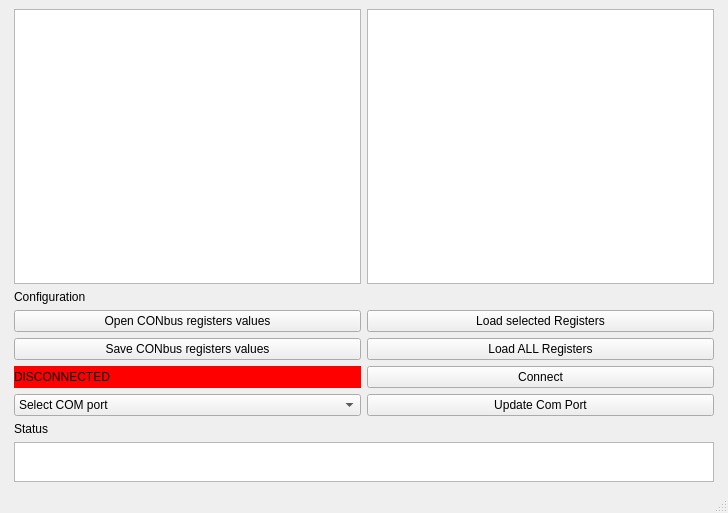
Qt form CONBusUI/CONbus.ui (SoonerRobotics/CON-bus) before a commit.
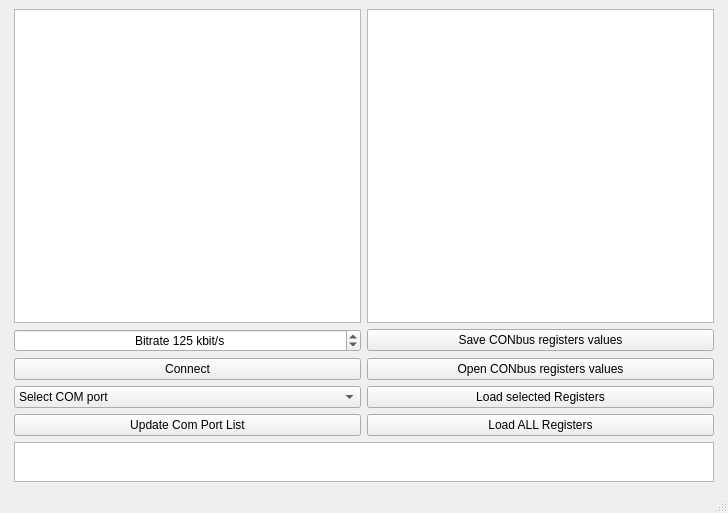
The same form after that commit.

Commit message: json example

Patch:
```diff
--- a/CONBusUI/CONbus.ui
+++ b/CONBusUI/CONbus.ui
@@ -39,20 +39,38 @@
     </item>
     <item row="0" column="1">
      <layout class="QGridLayout" name="gridLayout">
-      <item row="7" column="1">
-       <widget class="QPushButton" name="pushButton">
-        <property name="text">
-         <string>Update Com Port</string>
-        </property>
-       </widget>
-      </item>
-      <item row="0" column="0">
-       <widget class="QTableWidget" name="changeTable"/>
-      </item>
-      <item row="0" column="1">
+      <item row="0" column="2">
        <widget class="QTableWidget" name="readTable"/>
       </item>
-      <item row="7" column="0">
+      <item row="4" column="2">
+       <widget class="QPushButton" name="saveRegisterValuesButton">
+        <property name="text">
+         <string>Save CONbus registers values</string>
+        </property>
+       </widget>
+      </item>
+      <item row="7" column="2">
+       <widget class="QPushButton" name="openRegisterValueButton">
+        <property name="text">
+         <string>Open CONbus registers values</string>
+        </property>
+       </widget>
+      </item>
+      <item row="9" column="1">
+       <widget class="QPushButton" name="updateComButton">
+        <property name="text">
+         <string>Update Com Port List</string>
+        </property>
+       </widget>
+      </item>
+      <item row="7" column="1">
+       <widget class="QPushButton" name="connectButton">
+        <property name="text">
+         <string>Connect</string>
+        </property>
+       </widget>
+      </item>
+      <item row="8" column="1">
        <widget class="QComboBox" name="comComboBox">
         <item>
          <property name="text">
@@ -61,69 +79,32 @@
         </item>
        </widget>
       </item>
-      <item row="4" column="0">
-       <widget class="QPushButton" name="saveRegisterValuesButton">
-        <property name="text">
-         <string>Save CONbus registers values</string>
-        </property>
-       </widget>
-      </item>
-      <item row="8" column="0">
-       <widget class="QLabel" name="label_4">
-        <property name="text">
-         <string>Status</string>
-        </property>
-       </widget>
-      </item>
-      <item row="5" column="1">
-       <widget class="QPushButton" name="connectButton">
-        <property name="text">
-         <string>Connect</string>
-        </property>
-       </widget>
-      </item>
-      <item row="3" column="1">
-       <widget class="QPushButton" name="loadSelectedButton">
-        <property name="text">
-         <string>Load selected Registers</string>
-        </property>
-       </widget>
-      </item>
-      <item row="3" column="0">
-       <widget class="QPushButton" name="openRegisterValueButton">
-        <property name="text">
-         <string>Open CONbus registers values</string>
-        </property>
-       </widget>
-      </item>
-      <item row="2" column="0">
-       <widget class="QLabel" name="label">
-        <property name="text">
-         <string>Configuration</string>
-        </property>
-       </widget>
-      </item>
       <item row="4" column="1">
-       <widget class="QPushButton" name="saveConfigButton_3">
-        <property name="text">
-         <string>Load ALL Registers</string>
+       <widget class="QSpinBox" name="baudrateSpinbox">
+        <property name="alignment">
+         <set>Qt::AlignCenter</set>
         </property>
-       </widget>
-      </item>
-      <item row="5" column="0">
-       <widget class="QLabel" name="label_2">
-        <property name="autoFillBackground">
-         <bool>false</bool>
+        <property name="suffix">
+         <string> kbit/s</string>
         </property>
-        <property name="styleSheet">
-         <string notr="true">background-color: rgb(255, 0, 0);</string>
+        <property name="prefix">
+         <string>Bitrate </string>
         </property>
-        <property name="text">
-         <string>DISCONNECTED</string>
+        <property name="minimum">
+         <number>100</number>
         </property>
+        <property name="maximum">
+         <number>1000</number>
+        </property>
+        <property name="value">
+         <number>125</number>
+        </property>
        </widget>
       </item>
-      <item row="9" column="0" colspan="2">
+      <item row="0" column="1">
+       <widget class="QTableWidget" name="changeTable"/>
+      </item>
+      <item row="15" column="1" colspan="2">
        <widget class="QTextEdit" name="statusBox">
         <property name="sizePolicy">
          <sizepolicy hsizetype="Preferred" vsizetype="Preferred">
@@ -138,7 +119,21 @@
          </size>
         </property>
         <property name="textInteractionFlags">
-         <set>Qt::TextSelectableByKeyboard|Qt::TextSelectableByMouse</set>
+         <set>Qt::NoTextInteraction</set>
+        </property>
+       </widget>
+      </item>
+      <item row="9" column="2">
+       <widget class="QPushButton" name="saveConfigButton_3">
+        <property name="text">
+         <string>Load ALL Registers</string>
+        </property>
+       </widget>
+      </item>
+      <item row="8" column="2">
+       <widget class="QPushButton" name="loadSelectedButton">
+        <property name="text">
+         <string>Load selected Registers</string>
         </property>
        </widget>
       </item>
```
Left out of the diff: 35 changed lines with no effect on the pictures. The commit also changes 2 other files.
